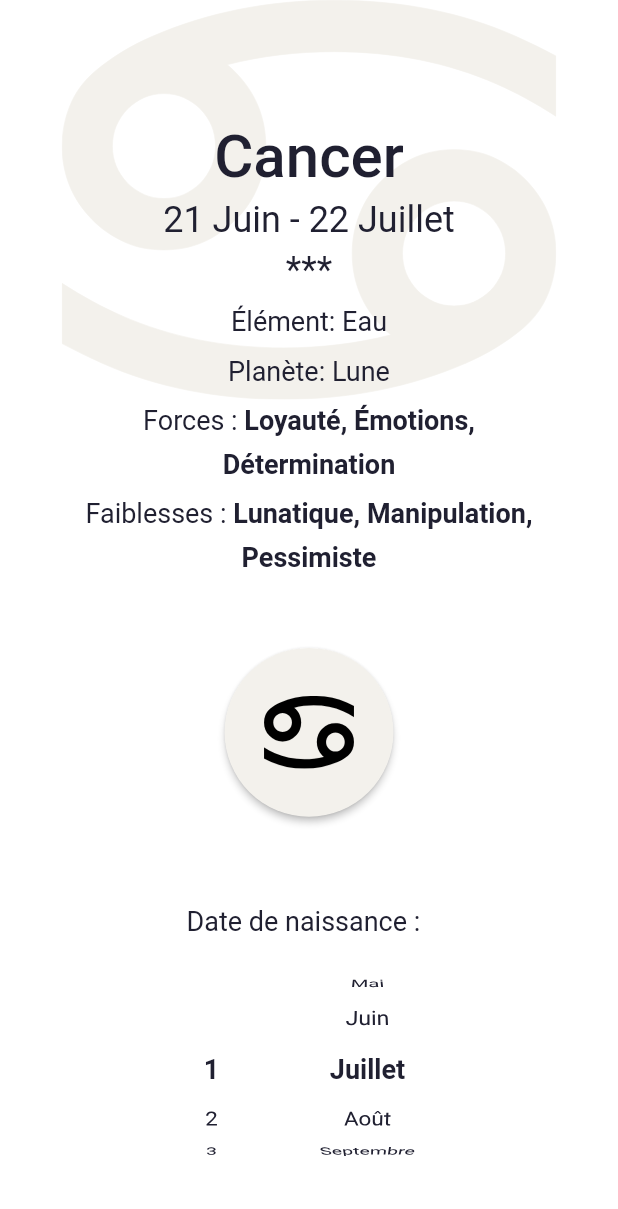
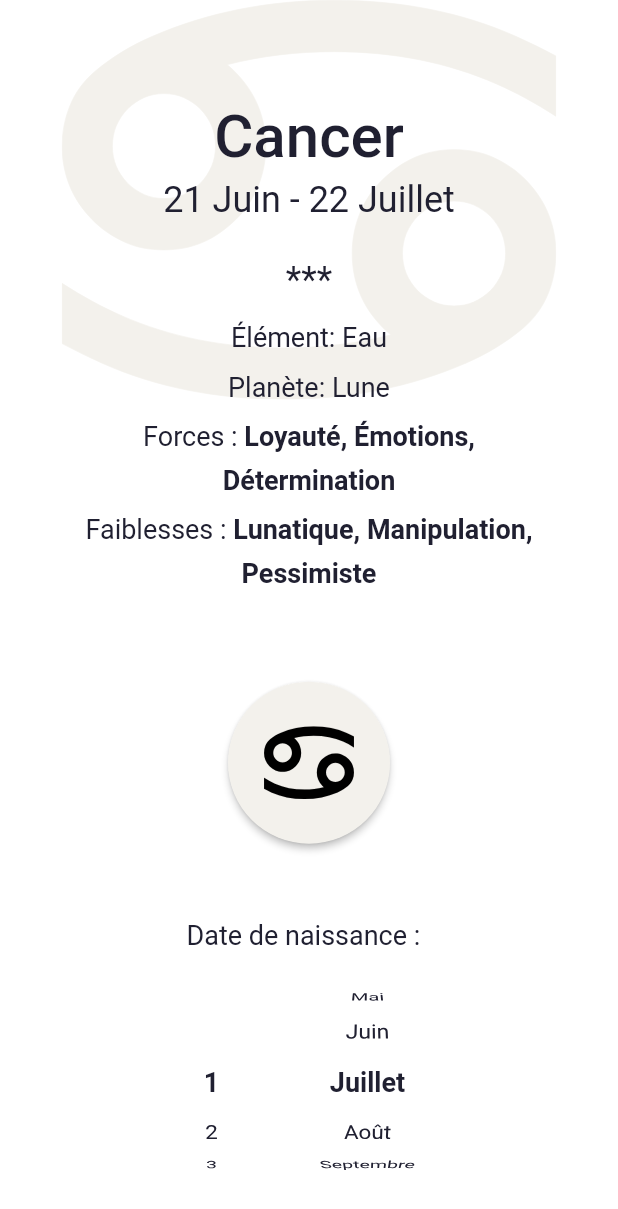
Before and after one commit to dleurs/astrolab, a Flutter app: the PickHoroscopeWheel screen opened by its route, on a phone screen of 412 x 824 dp. Shown: the top 1209 px of the screen. Run offline on Flutter 3.47's test engine with Material 2 defaults, Android fonts, the phone set to English and light mode, and no system bars; drawn by our look-alikes of wheel_chooser; our stand-ins replace auto_size_text, flutter_bloc, flutter_svg; project files that could hold a hidden picture were left out.

Commit message:
Fixed UI

```diff
--- a/lib/ui/pick_horoscope_wheel/full_horoscope_widget.dart
+++ b/lib/ui/pick_horoscope_wheel/full_horoscope_widget.dart
@@ -33,12 +33,15 @@ class FullHoroscopteWidget extends StatelessWidget {
             shape: const CircleBorder(),
             padding: const EdgeInsets.all(24),
           ),
-          child: Padding(
-            padding: const EdgeInsets.all(8.0),
+          child: Container(
+            width: 60,
+            height: 60,
+            alignment: Alignment.center,
             child: SvgPicture.asset(
               horoscope.iconPath,
               color: Colors.black,
               width: 60,
+              height: 60,
             ),
           ),
         )
--- a/lib/ui/pick_horoscope_wheel/horoscope_info_widget.dart
+++ b/lib/ui/pick_horoscope_wheel/horoscope_info_widget.dart
@@ -12,7 +12,11 @@ class HoroscopeInfoWidget extends StatelessWidget {
   Widget build(BuildContext context) {
     return Padding(
       padding: const EdgeInsets.symmetric(horizontal: 55),
+      child: SizedBox(
+        height: 340,
+        width: MediaQuery.of(context).size.width,
         child: Column(
+          //mainAxisAlignment: MainAxisAlignment.center,
           children: [
             WidgetText(
               horoscope.name,
@@ -25,13 +29,15 @@ class HoroscopeInfoWidget extends StatelessWidget {
               style: context.textTheme.headline4,
               textAlign: TextAlign.center,
             ),
-          WidgetSpace.small,
+            WidgetSpace.large,
+            //const Expanded(child: SizedBox()),
             WidgetText(
               "***",
               style: context.textTheme.headline4,
               textAlign: TextAlign.center,
             ),
-          WidgetSpace.small,
+            //const Expanded(child: SizedBox()),
+            WidgetSpace.medium,
             WidgetText(
               "Élément: ${horoscope.element.value}",
               style: context.textTheme.bodyText1,
@@ -51,7 +57,8 @@ class HoroscopeInfoWidget extends StatelessWidget {
                 children: <TextSpan>[
                   TextSpan(text: HoroscopeUtils.powersTitle(horoscope.powers)),
                   TextSpan(
-                    text: HoroscopeUtils.powersElements(horoscope.powers), style: context.textTheme.bodyText1.copyWith(fontWeight: FontWeight.bold)),
+                      text: HoroscopeUtils.powersElements(horoscope.powers),
+                      style: context.textTheme.bodyText1.copyWith(fontWeight: FontWeight.bold)),
                 ],
               ),
             ),
@@ -70,6 +77,7 @@ class HoroscopeInfoWidget extends StatelessWidget {
             ),
           ],
         ),
+      ),
     );
   }
 }
```
Also changed, not shown: assets/svg/verseau_icon.svg. Lines whose indentation alone changed are shown as unchanged.
